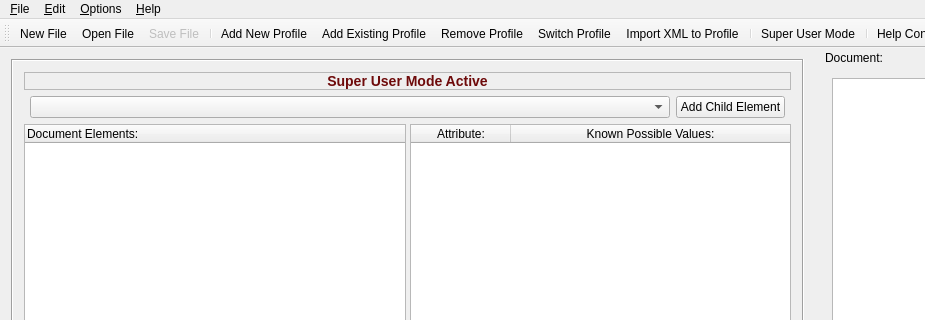
The window that GCXMLGenerator/gcmainwindow.ui (goblincoding/xmlmill) describes before a commit, drawn with Qt 5; both pictures show x 0 to 925 and y 0 to 320 of the 1099 by 659 pixel window.
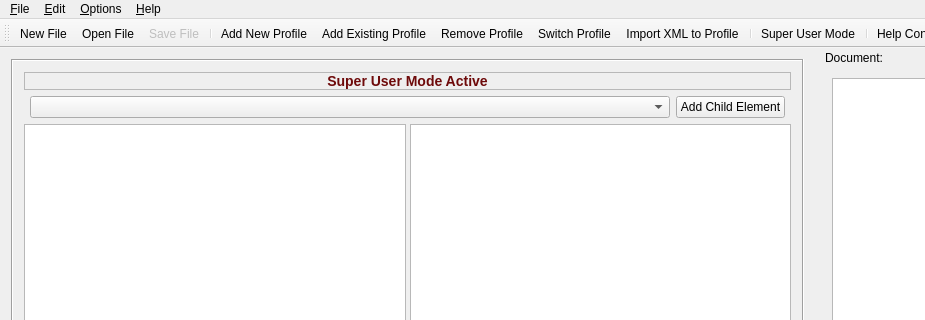
The same window after the commit. Icons and pictures are not drawn.

Commit message: Added case sensitive and whole word search to search form.

The edit to the form file:
```diff
--- a/GCXMLGenerator/gcmainwindow.ui
+++ b/GCXMLGenerator/gcmainwindow.ui
@@ -105,7 +105,7 @@
            <bool>true</bool>
           </property>
           <attribute name="headerVisible">
-           <bool>true</bool>
+           <bool>false</bool>
           </attribute>
           <column>
            <property name="text">
@@ -124,7 +124,7 @@
            <number>2</number>
           </property>
           <attribute name="horizontalHeaderVisible">
-           <bool>true</bool>
+           <bool>false</bool>
           </attribute>
           <attribute name="horizontalHeaderCascadingSectionResizes">
            <bool>true</bool>
@@ -140,7 +140,7 @@
           </attribute>
           <column>
            <property name="text">
-            <string>Attribute:</string>
+            <string>Attributes:</string>
            </property>
           </column>
           <column>
```
The commit also changes 4 other files.
